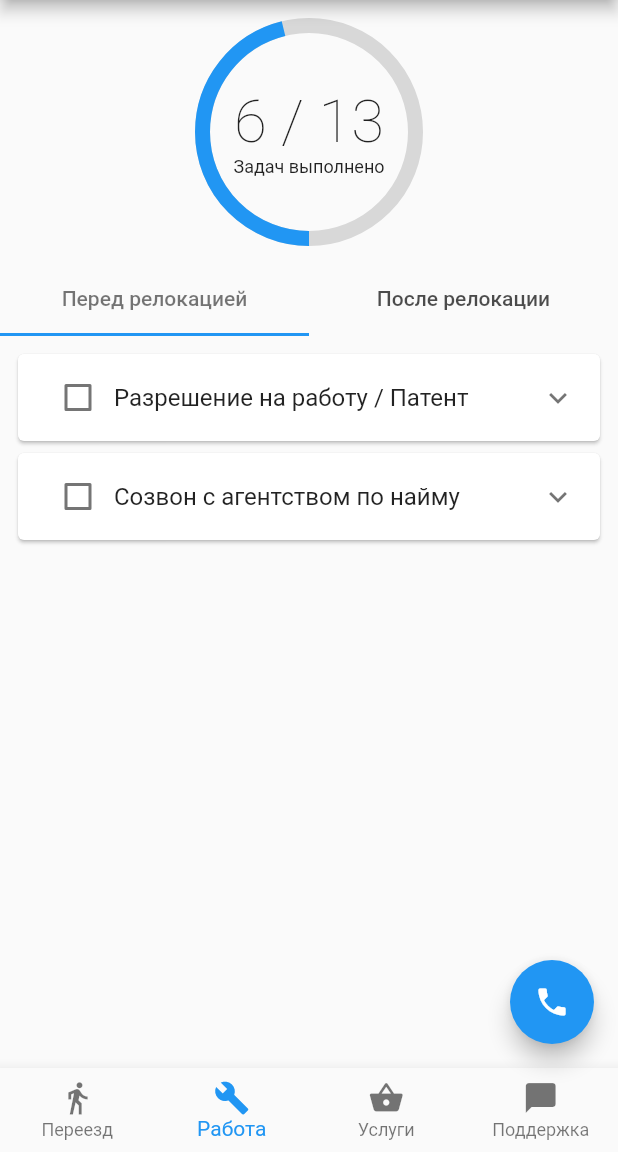
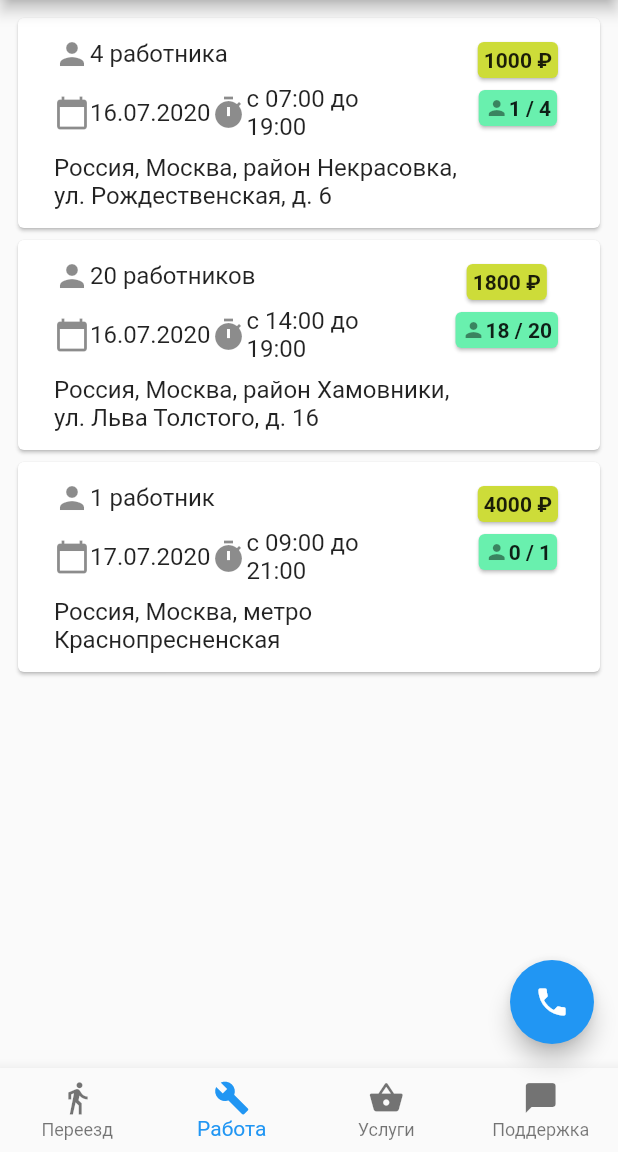
Before and after one commit to GamePad64/hackathon_migram, a Flutter app: the MainScreen screen opened directly, item 2 of the bottom bar chosen, on a phone screen of 412 x 824 dp, the part 84-1236 px from its top. Run offline on Flutter 3.47's test engine with Material 2 defaults, Android fonts, the phone set to English and light mode, and no system bars; drawn by our look-alikes of syncfusion_flutter_gauges; our stand-ins replace flutter_svg; missing offline and left inert: steps_indicator, syncfusion_flutter_core.

Commit message:
Add orders view

```diff
--- a/lib/orders.dart
+++ b/lib/orders.dart
@@ -14,97 +14,103 @@ class OrdersWidget extends StatefulWidget {
 }
 
 class _OrdersWidgetState extends State<OrdersWidget> with TickerProviderStateMixin {
-  TabController _tabController;
-
   List<bool> entryChecks = [false, false];
-  final List<String> entries = <String>['Разрешение на работу / Патент', 'Созвон с агентством по найму'];
-  List<String> entry_desc = ['Направьтесь в консульство России в Ташкенте\nПолучите разрешение на работу.\n\nАдрес консульства: Ташкент, ул. Нукус, 83.\nтел. (8-10-998-71) 120-35-04 (круглосуточно)', ''];
+  List<String> entry_workcount = ['4 работника', '20 работников', '1 работник'];
+  List<String> entry_cal = ['16.07.2020', '16.07.2020', '17.07.2020'];
+  List<String> entry_time = ['c 07:00 до 19:00', 'c 14:00 до 19:00', 'c 09:00 до 21:00'];
+  List<String> entry_address = ['Россия, Москва, район Некрасовка, ул. Рождественская, д. 6', 'Россия, Москва, район Хамовники, ул. Льва Толстого, д. 16', 'Россия, Москва, метро Краснопресненская'];
+  List<String> entry_salary = ['1000 ₽', '1800 ₽', '4000 ₽'];
+  List<String> entry_headcount = ['1 / 4', '18 / 20', '0 / 1'];
 
   @override
   void initState() {
     super.initState();
-    _tabController = TabController(length: 2, vsync: this);
   }
 
   @override
   Widget build(BuildContext context) {
-    return Column(
+    return Container(
+        child: ListView.builder(
+            padding: const EdgeInsets.all(8),
+            itemCount: entry_workcount.length,
+            itemBuilder: (BuildContext context, int index) {
+              return Card(
+                  child: Padding(
+                    padding: const EdgeInsets.all(8.0),
+                    child: ListTile(
+                      title: Row(
+                        crossAxisAlignment: CrossAxisAlignment.start,
                         children: [
-        Padding(
-          padding: const EdgeInsets.all(8.0),
+                          Flexible(
+                            child: Column(
+                              crossAxisAlignment: CrossAxisAlignment.start,
+                              children: [
+                                Row(
+                                  children: [
+                                    Icon(Icons.person),
+                                    Text(
+                                      '${entry_workcount[index]}',
+                                      overflow: TextOverflow.ellipsis,
+                                    ),
+                                  ],
+                                ),
+                                SizedBox(height: 8.0,),
+                                Container(
                                   child: Container(
-            height: 160,
-            child: SfRadialGauge(
-              axes: [
-                RadialAxis(
-                  startAngle: 90, endAngle: (90.0+360.0),
-                  minimum: 0, maximum: 13, interval: 1, showLabels: false, showTicks: false,
-                  pointers: [
-                    RangePointer(value: 6)
-                  ],
-                  annotations: [
-                    GaugeAnnotation(
-                      widget: Column(
-                        mainAxisSize: MainAxisSize.min,
+                                    child: Row(
                                       children: [
-                          Text("6 / 13", style: TextStyle(fontWeight: FontWeight.w200, fontSize: 40),),
-                          Text("Задач выполнено", style: TextStyle(fontWeight: FontWeight.w400, fontSize: 12),)
-                        ],
-                      )
-                    )
-                  ]
-                )
+                                        Icon(Icons.calendar_today),
+                                        Flexible(
+                                          child: Text(
+                                            '${entry_cal[index]}',
+                                            softWrap: true,
+                                          ),
+                                        ),
+                                        Icon(Icons.timer),
+                                        Flexible(
+                                          child: Text(
+                                            '${entry_time[index]}',
+                                            softWrap: true,
+                                          ),
+                                        ),
                                       ],
                                     ),
                                   ),
                                 ),
-        TabBar(
-          tabs: [
-            Tab(text: "Перед релокацией",),
-            Tab(text: "После релокации",),
+                                SizedBox(height: 8.0,),
+                                Text(entry_address[index], softWrap: true,)
+                              ]
+                            ),
+                          ),
+                          Column(
+                            children: [
+                              Card(
+                                color: Colors.lime,
+                                child: Padding(
+                                  padding: const EdgeInsets.all(4.0),
+                                  child: Text(entry_salary[index], style: TextStyle(fontWeight: FontWeight.bold),),
+                                ),
+                              ),
+                              Card(
+                                color: Colors.greenAccent,
+                                child: Padding(
+                                  padding: const EdgeInsets.all(4.0),
+                                  child: Row(
+                                    children: [
+                                      Icon(Icons.person, size: 16.0,),
+                                      Text(entry_headcount[index], style: TextStyle(fontWeight: FontWeight.bold),),
                                     ],
-          controller: _tabController,
-          labelColor: Colors.black54,
                                   ),
-        Expanded(
-          child: TabBarView(
-            controller: _tabController,
-            children: [
-              Container(
-                child: ListView.builder(
-                  padding: const EdgeInsets.all(8),
-                  itemCount: entries.length,
-                  itemBuilder: (BuildContext context, int index) {
-                    return Container(
-                      child: Card(
-                        child: ExpansionTile(
-                          title: Row(children: [
-                            Checkbox(
-                              value: entryChecks[index],
-                              onChanged: (bool newValue) {
-                                setState(() {
-                                  entryChecks[index] = newValue;
-                                });
-                              }
                                 ),
-                            Flexible(child: Text('${entries[index]}', overflow: TextOverflow.ellipsis,),),
-                          ]),
-                          children: [
-                            Padding(
-                              padding: const EdgeInsets.all(8.0),
-                              child: Text('${entry_desc[index]}', overflow: TextOverflow.ellipsis,),
-                            )
+                              ),
                             ],
                           )
+                        ]
                       ),
+                    ),
+                  )
               );
             })
-              ),
-              Text("Tab 2"),
-            ],
-          ),
-        )
-      ],
     );
   }
 }
--- a/lib/relocation.dart
+++ b/lib/relocation.dart
@@ -13,7 +13,7 @@ class RelocationWidget extends StatefulWidget {
 class _RelocationWidgetState extends State<RelocationWidget> with TickerProviderStateMixin {
   TabController _tabController;
 
-  List<bool> entryChecks = [false, false];
+  List<bool> entryChecks = [true, false];
   final List<String> entries = <String>['Разрешение на работу / Патент', 'Созвон с агентством по найму'];
   List<String> entry_desc = ['Направьтесь в консульство России в Ташкенте\nПолучите разрешение на работу.\n\nАдрес консульства: Ташкент, ул. Нукус, 83.\nтел. (8-10-998-71) 120-35-04 (круглосуточно)', ''];
 
```
Lines whose indentation alone changed are shown as unchanged.
